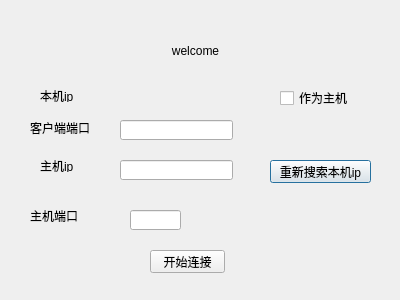
Old version of the form UI/welcome.ui in the repository nzpznk/draughts_online.
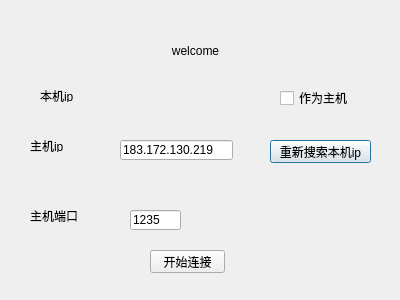
New version of the form.

The edit to the form file:
```diff
--- a/UI/welcome.ui
+++ b/UI/welcome.ui
@@ -72,17 +72,20 @@
    <property name="geometry">
     <rect>
      <x>120</x>
-     <y>160</y>
+     <y>140</y>
      <width>113</width>
      <height>20</height>
     </rect>
    </property>
+   <property name="text">
+    <string>183.172.130.219</string>
+   </property>
   </widget>
   <widget class="QLabel" name="label_4">
    <property name="geometry">
     <rect>
-     <x>40</x>
-     <y>160</y>
+     <x>30</x>
+     <y>140</y>
      <width>54</width>
      <height>12</height>
     </rect>
@@ -100,6 +103,9 @@
      <height>20</height>
     </rect>
    </property>
+   <property name="text">
+    <string>1235</string>
+   </property>
   </widget>
   <widget class="QLabel" name="label_5">
    <property name="geometry">
@@ -114,34 +120,11 @@
     <string>主机端口</string>
    </property>
   </widget>
-  <widget class="QLabel" name="label_6">
-   <property name="geometry">
-    <rect>
-     <x>30</x>
-     <y>120</y>
-     <width>71</width>
-     <height>16</height>
-    </rect>
-   </property>
-   <property name="text">
-    <string>客户端端口</string>
-   </property>
-  </widget>
-  <widget class="QLineEdit" name="client_port">
-   <property name="geometry">
-    <rect>
-     <x>120</x>
-     <y>120</y>
-     <width>113</width>
-     <height>20</height>
-    </rect>
-   </property>
-  </widget>
   <widget class="QPushButton" name="refresh_self_ip">
    <property name="geometry">
     <rect>
      <x>270</x>
-     <y>160</y>
+     <y>140</y>
      <width>101</width>
      <height>23</height>
     </rect>
```
